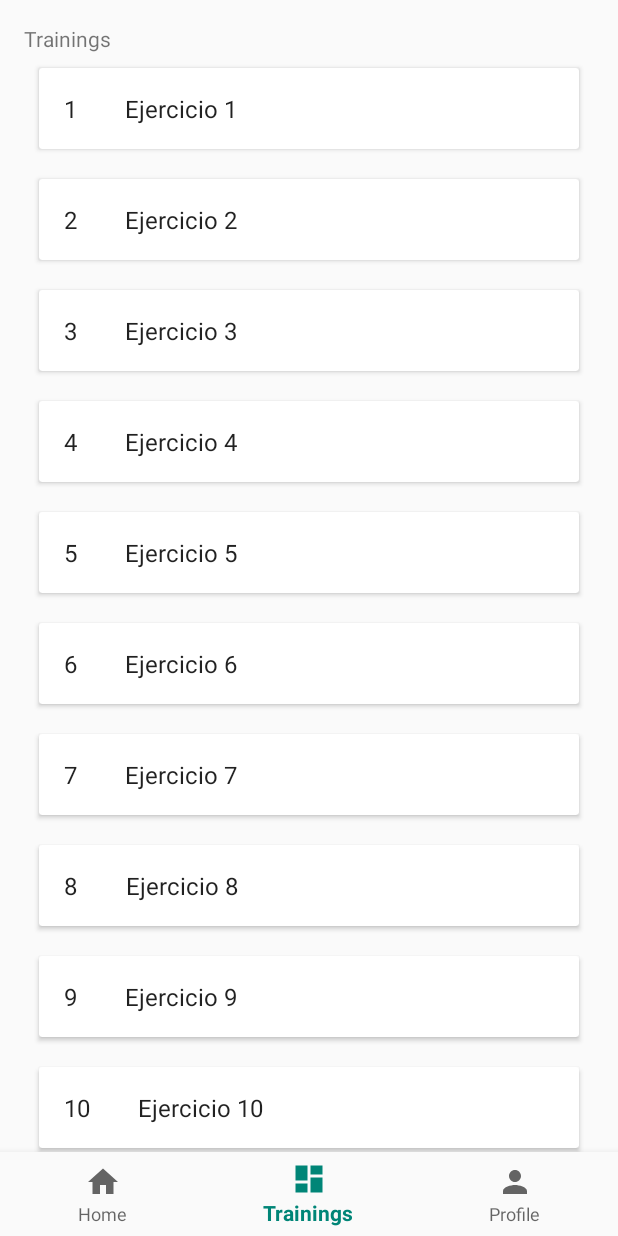
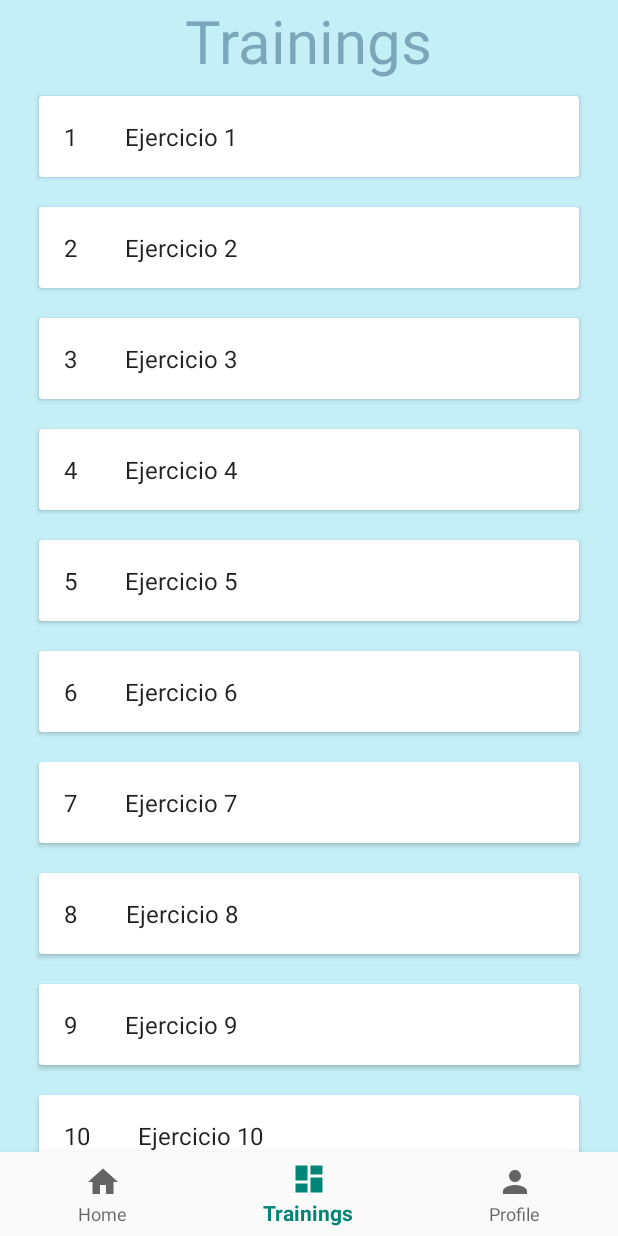
Before and after one commit to gonz92alex/PES_Runnimal-Front, an Android app: the GodActivity screen opened directly, with no data from a screen before it, item 2 of the bottom bar chosen, on a phone screen of 412 x 824 dp. Run offline under Robolectric (Android 15) with nearby library versions, the phone set to English and light mode, and no system bars; our stand-ins replace Picasso; pictures from the network do not load; Roboto replaces fonts that are not available here.

Commit message:
Estilo del titulo

```diff
--- a/app/src/main/res/layout/activity_god.xml
+++ b/app/src/main/res/layout/activity_god.xml
@@ -6,15 +6,17 @@
     android:layout_width="match_parent"
     android:layout_height="match_parent"
     android:orientation="vertical"
-    tools:context=".GodActivity">
+    android:gravity="center"
+    tools:context=".GodActivity"
+    android:background="#C5EFF7">
 
     <TextView
         android:id="@+id/message"
         android:layout_width="wrap_content"
         android:layout_height="wrap_content"
         android:layout_weight="0"
-        android:layout_marginStart="@dimen/activity_horizontal_margin"
-        android:layout_marginTop="@dimen/activity_vertical_margin"
+        android:textSize="40dp"
+        android:textColor="#6A124263"
         android:text="@string/title_home"/>
 
     <FrameLayout
```
